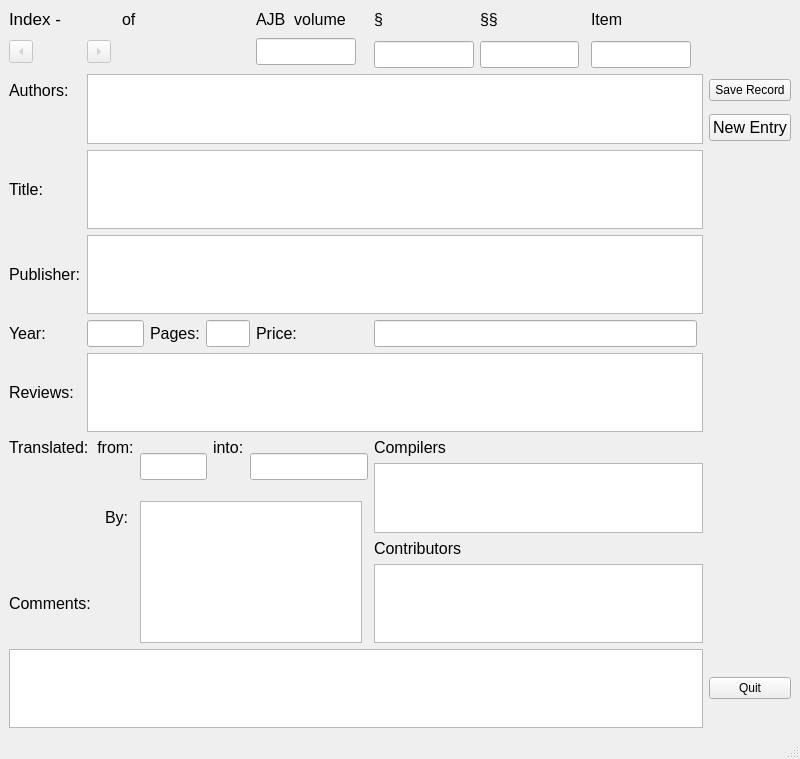
First picture: the form in Books20/Tools/src/ui_BookEntry.ui, repository JimFowler/books, before the edit.
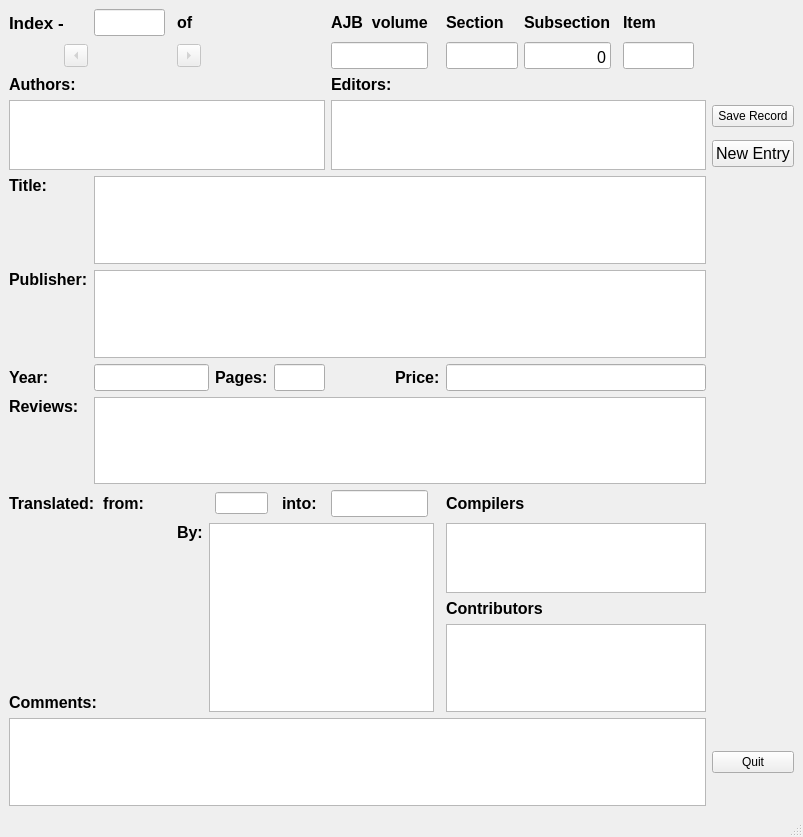
Second picture: the form after the edit.

What changed in the file:
```diff
--- a/Books20/Tools/src/ui_BookEntry.ui
+++ b/Books20/Tools/src/ui_BookEntry.ui
@@ -6,8 +6,8 @@
    <rect>
     <x>0</x>
     <y>0</y>
-    <width>800</width>
-    <height>759</height>
+    <width>803</width>
+    <height>837</height>
    </rect>
   </property>
   <property name="windowTitle">
@@ -15,11 +15,28 @@
   </property>
   <widget class="QWidget" name="centralwidget">
    <layout class="QGridLayout" name="gridLayout">
-    <item row="0" column="9">
+    <item row="6" column="0" rowspan="2" colspan="10">
+     <widget class="QTextEdit" name="authorEntry">
+      <property name="font">
+       <font>
+        <pointsize>12</pointsize>
+       </font>
+      </property>
+      <property name="toolTip">
+       <string>Author list, one line per author</string>
+      </property>
+      <property name="tabChangesFocus">
+       <bool>true</bool>
+      </property>
+     </widget>
+    </item>
+    <item row="0" column="10">
      <widget class="QLabel" name="volLabel">
       <property name="font">
        <font>
         <pointsize>12</pointsize>
+        <weight>75</weight>
+        <bold>true</bold>
        </font>
       </property>
       <property name="text">
@@ -27,45 +44,13 @@
       </property>
      </widget>
     </item>
-    <item row="0" column="0" colspan="2">
-     <widget class="QLabel" name="indexLabel">
-      <property name="font">
-       <font>
-        <pointsize>13</pointsize>
-       </font>
-      </property>
-      <property name="toolTip">
-       <string>Index number with in the file</string>
-      </property>
-      <property name="text">
-       <string>Index -</string>
-      </property>
-     </widget>
-    </item>
-    <item row="1" column="0" rowspan="2">
-     <widget class="QToolButton" name="prevButton">
-      <property name="enabled">
-       <bool>false</bool>
-      </property>
-      <property name="focusPolicy">
-       <enum>Qt::ClickFocus</enum>
-      </property>
-      <property name="toolTip">
-       <string>Previous record</string>
-      </property>
-      <property name="text">
-       <string>...</string>
-      </property>
-      <property name="arrowType">
-       <enum>Qt::LeftArrow</enum>
-      </property>
-     </widget>
-    </item>
     <item row="0" column="3" colspan="2">
      <widget class="QLabel" name="ofnumLabel">
       <property name="font">
        <font>
         <pointsize>12</pointsize>
+        <weight>75</weight>
+        <bold>true</bold>
        </font>
       </property>
       <property name="text">
@@ -73,26 +58,13 @@
       </property>
      </widget>
     </item>
-    <item row="3" column="1" rowspan="2" colspan="17">
-     <widget class="QTextEdit" name="authorEntry">
-      <property name="font">
-       <font>
-        <pointsize>12</pointsize>
-       </font>
-      </property>
-      <property name="toolTip">
-       <string>Author list, one line per author</string>
-      </property>
-      <property name="tabChangesFocus">
-       <bool>true</bool>
-      </property>
-     </widget>
-    </item>
-    <item row="12" column="12" colspan="5">
+    <item row="15" column="13" colspan="5">
      <widget class="QLabel" name="contribLabel">
       <property name="font">
        <font>
         <pointsize>12</pointsize>
+        <weight>75</weight>
+        <bold>true</bold>
        </font>
       </property>
       <property name="text">
@@ -100,51 +72,13 @@
       </property>
      </widget>
     </item>
-    <item row="1" column="1" rowspan="2" colspan="2">
-     <widget class="QToolButton" name="nextButton">
-      <property name="enabled">
-       <bool>false</bool>
-      </property>
-      <property name="focusPolicy">
-       <enum>Qt::ClickFocus</enum>
-      </property>
-      <property name="toolTip">
-       <string>Next record</string>
-      </property>
-      <property name="text">
-       <string>...</string>
-      </property>
-      <property name="arrowType">
-       <enum>Qt::RightArrow</enum>
-      </property>
-     </widget>
-    </item>
-    <item row="1" column="9" rowspan="2">
-     <widget class="QLineEdit" name="volNum">
-      <property name="font">
-       <font>
-        <pointsize>12</pointsize>
-       </font>
-      </property>
-      <property name="toolTip">
-       <string>AJB Volume number</string>
-      </property>
-      <property name="alignment">
-       <set>Qt::AlignBottom|Qt::AlignLeading|Qt::AlignLeft</set>
-      </property>
-      <property name="readOnly">
-       <bool>false</bool>
-      </property>
-      <property name="placeholderText">
-       <string/>
-      </property>
-     </widget>
-    </item>
-    <item row="9" column="0" colspan="4">
+    <item row="12" column="0" colspan="4">
      <widget class="QLabel" name="translateLabel">
       <property name="font">
        <font>
         <pointsize>12</pointsize>
+        <weight>75</weight>
+        <bold>true</bold>
        </font>
       </property>
       <property name="midLineWidth">
@@ -155,19 +89,7 @@
       </property>
      </widget>
     </item>
-    <item row="3" column="0">
-     <widget class="QLabel" name="authorLabel">
-      <property name="font">
-       <font>
-        <pointsize>12</pointsize>
-       </font>
-      </property>
-      <property name="text">
-       <string>Authors:</string>
-      </property>
-     </widget>
-    </item>
-    <item row="6" column="1" colspan="17">
+    <item row="9" column="1" colspan="18">
      <widget class="QTextEdit" name="publEntry">
       <property name="font">
        <font>
@@ -179,7 +101,7 @@
       </property>
      </widget>
     </item>
-    <item row="3" column="18">
+    <item row="6" column="19">
      <widget class="QPushButton" name="acceptButton">
       <property name="focusPolicy">
        <enum>Qt::ClickFocus</enum>
@@ -192,7 +114,7 @@
       </property>
      </widget>
     </item>
-    <item row="4" column="18">
+    <item row="7" column="19">
      <widget class="QPushButton" name="pushButton">
       <property name="font">
        <font>
@@ -207,19 +129,24 @@
       </property>
      </widget>
     </item>
-    <item row="5" column="0">
+    <item row="8" column="0">
      <widget class="QLabel" name="titleLabel">
       <property name="font">
        <font>
         <pointsize>12</pointsize>
+        <weight>75</weight>
+        <bold>true</bold>
        </font>
       </property>
       <property name="text">
        <string>Title:</string>
       </property>
+      <property name="alignment">
+       <set>Qt::AlignLeading|Qt::AlignLeft|Qt::AlignTop</set>
+      </property>
      </widget>
     </item>
-    <item row="5" column="1" colspan="17">
+    <item row="8" column="1" colspan="18">
      <widget class="QTextEdit" name="titleEntry">
       <property name="font">
        <font>
@@ -234,31 +161,44 @@
       </property>
      </widget>
     </item>
-    <item row="6" column="0">
+    <item row="9" column="0">
      <widget class="QLabel" name="publLabel">
       <property name="font">
        <font>
         <pointsize>12</pointsize>
+        <weight>75</weight>
+        <bold>true</bold>
        </font>
       </property>
       <property name="text">
        <string>Publisher:</string>
       </property>
+      <property name="alignment">
+       <set>Qt::AlignLeading|Qt::AlignLeft|Qt::AlignTop</set>
+      </property>
      </widget>
     </item>
-    <item row="13" column="0" colspan="2">
+    <item row="12" column="5">
+     <widget class="QLineEdit" name="fromlangEntry"/>
+    </item>
+    <item row="16" column="0" colspan="2">
      <widget class="QLabel" name="commentsLabel">
       <property name="font">
        <font>
         <pointsize>12</pointsize>
+        <weight>75</weight>
+        <bold>true</bold>
        </font>
       </property>
       <property name="text">
        <string>Comments:</string>
       </property>
+      <property name="alignment">
+       <set>Qt::AlignBottom|Qt::AlignLeading|Qt::AlignLeft</set>
+      </property>
      </widget>
     </item>
-    <item row="13" column="12" colspan="6">
+    <item row="16" column="13" colspan="6">
      <widget class="QTextEdit" name="contribEntry">
       <property name="font">
        <font>
@@ -273,11 +213,13 @@
       </property>
      </widget>
     </item>
-    <item row="7" column="0">
+    <item row="10" column="0">
      <widget class="QLabel" name="yearLabel">
       <property name="font">
        <font>
         <pointsize>12</pointsize>
+        <weight>75</weight>
+        <bold>true</bold>
        </font>
       </property>
       <property name="text">
@@ -285,7 +227,7 @@
       </property>
      </widget>
     </item>
-    <item row="7" column="1" colspan="4">
+    <item row="10" column="1" colspan="4">
      <widget class="QLineEdit" name="yearEntry">
       <property name="font">
        <font>
@@ -300,11 +242,13 @@
       </property>
      </widget>
     </item>
-    <item row="7" column="5">
+    <item row="10" column="5">
      <widget class="QLabel" name="pageLabel">
       <property name="font">
        <font>
         <pointsize>12</pointsize>
+        <weight>75</weight>
+        <bold>true</bold>
        </font>
       </property>
       <property name="text">
@@ -312,7 +256,7 @@
       </property>
      </widget>
     </item>
-    <item row="7" column="6" colspan="3">
+    <item row="10" column="6" colspan="4">
      <widget class="QLineEdit" name="pageEntry">
       <property name="font">
        <font>
@@ -327,11 +271,13 @@
       </property>
      </widget>
     </item>
-    <item row="7" column="9" colspan="3">
+    <item row="10" column="10" colspan="3" alignment="Qt::AlignRight">
      <widget class="QLabel" name="priceLabel">
       <property name="font">
        <font>
         <pointsize>12</pointsize>
+        <weight>75</weight>
+        <bold>true</bold>
        </font>
       </property>
       <property name="text">
@@ -339,34 +285,24 @@
       </property>
      </widget>
     </item>
-    <item row="7" column="12" colspan="5">
-     <widget class="QLineEdit" name="priceEntry">
-      <property name="font">
-       <font>
-        <pointsize>12</pointsize>
-       </font>
-      </property>
-      <property name="toolTip">
-       <string>Cost at time of review</string>
-      </property>
-      <property name="alignment">
-       <set>Qt::AlignBottom|Qt::AlignLeading|Qt::AlignLeft</set>
-      </property>
-     </widget>
-    </item>
-    <item row="8" column="0">
+    <item row="11" column="0">
      <widget class="QLabel" name="reviewsLabel">
       <property name="font">
        <font>
         <pointsize>12</pointsize>
+        <weight>75</weight>
+        <bold>true</bold>
        </font>
       </property>
       <property name="text">
        <string>Reviews:</string>
       </property>
+      <property name="alignment">
+       <set>Qt::AlignLeading|Qt::AlignLeft|Qt::AlignTop</set>
+      </property>
      </widget>
     </item>
-    <item row="8" column="1" colspan="17">
+    <item row="11" column="1" colspan="18">
      <widget class="QTextEdit" name="reviewsEntry">
       <property name="font">
        <font>
@@ -381,47 +317,13 @@
       </property>
      </widget>
     </item>
-    <item row="9" column="4" rowspan="2" colspan="3">
-     <widget class="QLineEdit" name="fromlangEntry">
-      <property name="font">
-       <font>
-        <pointsize>12</pointsize>
-       </font>
-      </property>
-      <property name="toolTip">
-       <string>The original language of the work.</string>
-      </property>
-     </widget>
-    </item>
-    <item row="9" column="7">
-     <widget class="QLabel" name="intoLabel">
-      <property name="font">
-       <font>
-        <pointsize>12</pointsize>
-       </font>
-      </property>
-      <property name="text">
-       <string>into:</string>
-      </property>
-     </widget>
-    </item>
-    <item row="9" column="8" rowspan="2" colspan="4">
-     <widget class="QLineEdit" name="tolangEntry">
-      <property name="font">
-       <font>
-        <pointsize>12</pointsize>
-       </font>
-      </property>
-      <property name="toolTip">
-       <string>The language of this work.</string>
-      </property>
-     </widget>
-    </item>
-    <item row="9" column="12" colspan="4">
+    <item row="12" column="13" colspan="4">
      <widget class="QLabel" name="compilersLabel">
       <property name="font">
        <font>
         <pointsize>12</pointsize>
+        <weight>75</weight>
+        <bold>true</bold>
        </font>
       </property>
       <property name="text">
@@ -429,7 +331,7 @@
       </property>
      </widget>
     </item>
-    <item row="10" column="12" rowspan="2" colspan="6">
+    <item row="13" column="13" rowspan="2" colspan="6">
      <widget class="QTextEdit" name="compilersEntry">
       <property name="font">
        <font>
@@ -444,34 +346,7 @@
       </property>
      </widget>
     </item>
-    <item row="11" column="2" colspan="2">
-     <widget class="QLabel" name="translatebyLabel">
-      <property name="font">
-       <font>
-        <pointsize>12</pointsize>
-       </font>
-      </property>
-      <property name="text">
-       <string>By:</string>
-      </property>
-     </widget>
-    </item>
-    <item row="11" column="4" rowspan="3" colspan="7">
-     <widget class="QTextEdit" name="translatorEntry">
-      <property name="font">
-       <font>
-        <pointsize>12</pointsize>
-       </font>
-      </property>
-      <property name="toolTip">
-       <string>Translator's names</string>
-      </property>
-      <property name="tabChangesFocus">
-       <bool>true</bool>
-      </property>
-     </widget>
-    </item>
-    <item row="14" column="0" colspan="18">
+    <item row="17" column="0" colspan="19">
      <widget class="QTextEdit" name="commentsEntry">
       <property name="font">
        <font>
@@ -486,7 +361,7 @@
       </property>
      </widget>
     </item>
-    <item row="14" column="18">
+    <item row="17" column="19">
      <widget class="QPushButton" name="quitButton">
       <property name="focusPolicy">
        <enum>Qt::ClickFocus</enum>
@@ -499,19 +374,261 @@
       </property>
      </widget>
     </item>
-    <item row="0" column="12">
+    <item row="0" column="13">
      <widget class="QLabel" name="secLabel">
       <property name="font">
        <font>
         <pointsize>12</pointsize>
+        <weight>75</weight>
+        <bold>true</bold>
        </font>
       </property>
       <property name="text">
-       <string>§</string>
+       <string>Section</string>
       </property>
      </widget>
     </item>
-    <item row="2" column="12">
+    <item row="0" column="14">
+     <widget class="QLabel" name="subSecLabel">
+      <property name="font">
+       <font>
+        <pointsize>12</pointsize>
+        <weight>75</weight>
+        <bold>true</bold>
+       </font>
+      </property>
+      <property name="text">
+       <string>Subsection</string>
+      </property>
+     </widget>
+    </item>
+    <item row="0" column="16">
+     <widget class="QLabel" name="itemLabel">
+      <property name="font">
+       <font>
+        <pointsize>12</pointsize>
+        <weight>75</weight>
+        <bold>true</bold>
+       </font>
+      </property>
+      <property name="text">
+       <string>Item</string>
+      </property>
+     </widget>
+    </item>
+    <item row="12" column="10">
+     <widget class="QLineEdit" name="tolangEntry">
+      <property name="font">
+       <font>
+        <pointsize>12</pointsize>
+       </font>
+      </property>
+      <property name="toolTip">
+       <string>The language of this work.</string>
+      </property>
+     </widget>
+    </item>
+    <item row="12" column="7" colspan="2">
+     <widget class="QLabel" name="intoLabel">
+      <property name="font">
+       <font>
+        <pointsize>12</pointsize>
+        <weight>75</weight>
+        <bold>true</bold>
+       </font>
+      </property>
+      <property name="text">
+       <string>into:</string>
+      </property>
+     </widget>
+    </item>
+    <item row="5" column="0">
+     <widget class="QLabel" name="authorLabel">
+      <property name="font">
+       <font>
+        <pointsize>12</pointsize>
+        <weight>75</weight>
+        <bold>true</bold>
+       </font>
+      </property>
+      <property name="text">
+       <string>Authors:</string>
+      </property>
+      <property name="alignment">
+       <set>Qt::AlignLeading|Qt::AlignLeft|Qt::AlignTop</set>
+      </property>
+     </widget>
+    </item>
+    <item row="10" column="13" colspan="6">
+     <widget class="QLineEdit" name="priceEntry">
+      <property name="font">
+       <font>
+        <pointsize>12</pointsize>
+       </font>
+      </property>
+      <property name="toolTip">
+       <string>Cost at time of review</string>
+      </property>
+      <property name="alignment">
+       <set>Qt::AlignBottom|Qt::AlignLeading|Qt::AlignLeft</set>
+      </property>
+     </widget>
+    </item>
+    <item row="6" column="10" rowspan="2" colspan="9">
+     <widget class="QTextEdit" name="editorEntry">
+      <property name="font">
+       <font>
+        <pointsize>12</pointsize>
+       </font>
+      </property>
+     </widget>
+    </item>
+    <item row="5" column="10">
+     <widget class="QLabel" name="editorLabel">
+      <property name="font">
+       <font>
+        <pointsize>12</pointsize>
+        <weight>75</weight>
+        <bold>true</bold>
+       </font>
+      </property>
+      <property name="text">
+       <string>Editors:</string>
+      </property>
+      <property name="alignment">
+       <set>Qt::AlignLeading|Qt::AlignLeft|Qt::AlignTop</set>
+      </property>
+     </widget>
+    </item>
+    <item row="1" column="0" alignment="Qt::AlignRight">
+     <widget class="QToolButton" name="prevButton">
+      <property name="enabled">
+       <bool>false</bool>
+      </property>
+      <property name="focusPolicy">
+       <enum>Qt::ClickFocus</enum>
+      </property>
+      <property name="toolTip">
+       <string>Previous record</string>
+      </property>
+      <property name="text">
+       <string>...</string>
+      </property>
+      <property name="arrowType">
+       <enum>Qt::LeftArrow</enum>
+      </property>
+     </widget>
+    </item>
+    <item row="1" column="3">
+     <widget class="QToolButton" name="nextButton">
+      <property name="enabled">
+       <bool>false</bool>
+      </property>
+      <property name="focusPolicy">
+       <enum>Qt::ClickFocus</enum>
+      </property>
+      <property name="toolTip">
+       <string>Next record</string>
+      </property>
+      <property name="text">
+       <string>...</string>
+      </property>
+      <property name="arrowType">
+       <enum>Qt::RightArrow</enum>
+      </property>
+     </widget>
+    </item>
+    <item row="0" column="0">
+     <widget class="QLabel" name="indexLabel">
+      <property name="font">
+       <font>
+        <pointsize>13</pointsize>
+        <weight>75</weight>
+        <bold>true</bold>
+       </font>
+      </property>
+      <property name="toolTip">
+       <string>Index number with in the file</string>
+      </property>
+      <property name="text">
+       <string>Index -</string>
+      </property>
+     </widget>
+    </item>
+    <item row="0" column="1">
+     <widget class="QLineEdit" name="indexEntry">
+      <property name="font">
+       <font>
+        <pointsize>12</pointsize>
+        <weight>50</weight>
+        <bold>false</bold>
+       </font>
+      </property>
+      <property name="toolTip">
+       <string>Index number of the current entry</string>
+      </property>
+      <property name="maxLength">
+       <number>3</number>
+      </property>
+      <property name="alignment">
+       <set>Qt::AlignRight|Qt::AlignTrailing|Qt::AlignVCenter</set>
+      </property>
+     </widget>
+    </item>
+    <item row="13" column="3">
+     <widget class="QLabel" name="translatebyLabel">
+      <property name="font">
+       <font>
+        <pointsize>12</pointsize>
+        <weight>75</weight>
+        <bold>true</bold>
+       </font>
+      </property>
+      <property name="text">
+       <string>By:</string>
+      </property>
+      <property name="alignment">
+       <set>Qt::AlignLeading|Qt::AlignLeft|Qt::AlignTop</set>
+      </property>
+     </widget>
+    </item>
+    <item row="13" column="4" rowspan="4" colspan="8">
+     <widget class="QTextEdit" name="translatorEntry">
+      <property name="font">
+       <font>
+        <pointsize>12</pointsize>
+       </font>
+      </property>
+      <property name="toolTip">
+       <string>Translator's names</string>
+      </property>
+      <property name="tabChangesFocus">
+       <bool>true</bool>
+      </property>
+     </widget>
+    </item>
+    <item row="1" column="10">
+     <widget class="QLineEdit" name="volNum">
+      <property name="font">
+       <font>
+        <pointsize>12</pointsize>
+       </font>
+      </property>
+      <property name="toolTip">
+       <string>AJB Volume number</string>
+      </property>
+      <property name="alignment">
+       <set>Qt::AlignBottom|Qt::AlignRight|Qt::AlignTrailing</set>
+      </property>
+      <property name="readOnly">
+       <bool>false</bool>
+      </property>
+      <property name="placeholderText">
+       <string/>
+      </property>
+     </widget>
+    </item>
+    <item row="1" column="13">
      <widget class="QLineEdit" name="secNum">
       <property name="font">
        <font>
@@ -525,11 +642,11 @@
        <string/>
       </property>
       <property name="alignment">
-       <set>Qt::AlignBottom|Qt::AlignLeading|Qt::AlignLeft</set>
+       <set>Qt::AlignBottom|Qt::AlignRight|Qt::AlignTrailing</set>
       </property>
      </widget>
     </item>
-    <item row="2" column="13">
+    <item row="1" column="14">
      <widget class="QLineEdit" name="subSecNum">
       <property name="font">
        <font>
@@ -540,26 +657,14 @@
        <string>AJB subsection number if applicable</string>
       </property>
       <property name="text">
-       <string/>
+       <string>0</string>
       </property>
       <property name="alignment">
-       <set>Qt::AlignBottom|Qt::AlignLeading|Qt::AlignLeft</set>
+       <set>Qt::AlignBottom|Qt::AlignRight|Qt::AlignTrailing</set>
       </property>
      </widget>
     </item>
-    <item row="0" column="13">
-     <widget class="QLabel" name="subSecLabel">
-      <property name="font">
-       <font>
-        <pointsize>12</pointsize>
-       </font>
-      </property>
-      <property name="text">
-       <string>§§</string>
-      </property>
-     </widget>
-    </item>
-    <item row="2" column="15">
+    <item row="1" column="16">
      <widget class="QLineEdit" name="itemNum">
       <property name="font">
        <font>
@@ -573,19 +678,7 @@
        <string/>
       </property>
       <property name="alignment">
-       <set>Qt::AlignBottom|Qt::AlignLeading|Qt::AlignLeft</set>
-      </property>
-     </widget>
-    </item>
-    <item row="0" column="15">
-     <widget class="QLabel" name="itemLabel">
-      <property name="font">
-       <font>
-        <pointsize>12</pointsize>
-       </font>
-      </property>
-      <property name="text">
-       <string>Item</string>
+       <set>Qt::AlignBottom|Qt::AlignRight|Qt::AlignTrailing</set>
       </property>
      </widget>
     </item>
```
Left out of the diff: 7 changed lines with no effect on the pictures.
